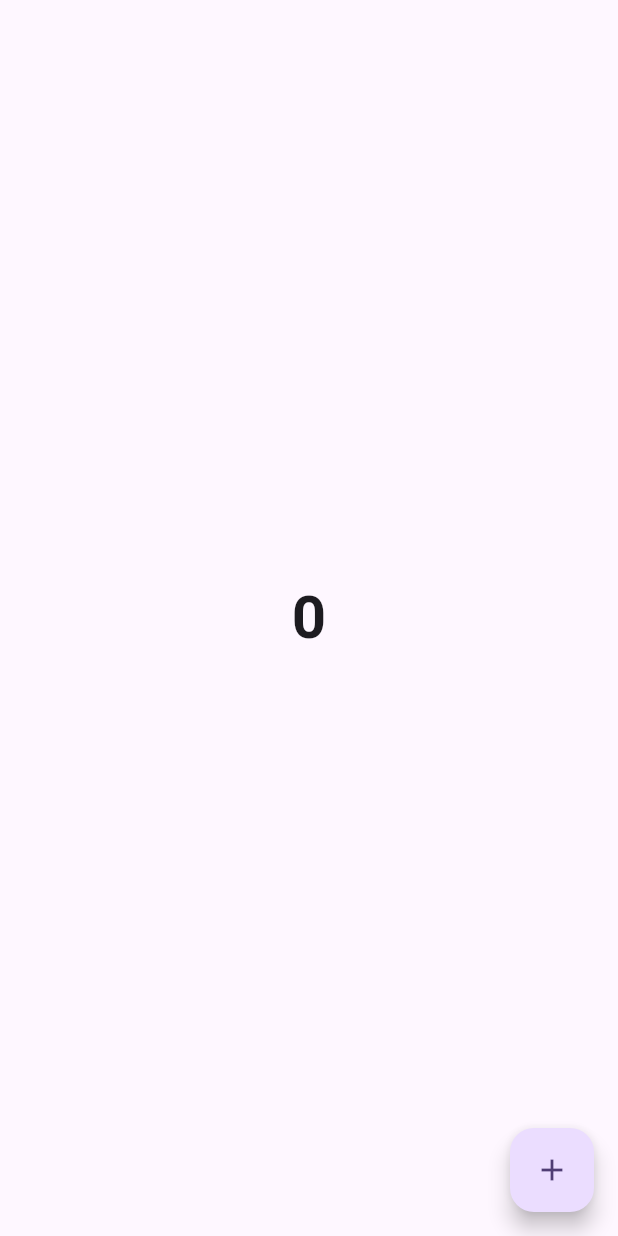
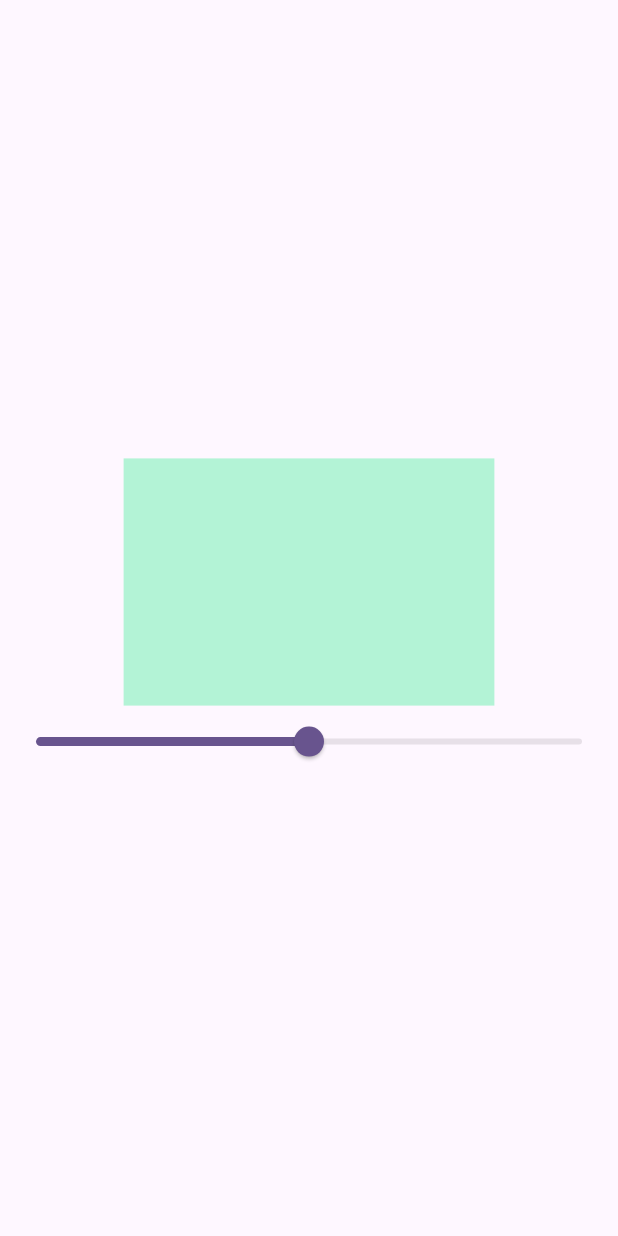
Before and after one commit to Engr-Zain-Ali/getx, a Flutter app: the screen it shows after launch, on a phone screen of 412 x 824 dp. Run offline on Flutter 3.47's test engine with Material 3 defaults, Android fonts, the phone set to English and light mode, and no system bars; our stand-ins replace get.

Commit message:
Slider_controller with container Example 2

```diff
--- a/lib/controller/counter_controller.dart
+++ b/lib/controller/counter_controller.dart
@@ -7,6 +7,4 @@ class CounterController extends GetxController{
     counter.value++;
    print(counter.value);
   }
-
-
 }
--- /dev/null
+++ b/lib/controller/opacity_controller.dart
@@ -0,0 +1,10 @@
+import 'package:get/get.dart';
+
+class opacityController extends GetxController{
+  RxDouble opacity = 0.5.obs;
+  OpacityController(double value){
+    opacity.value=value;
+    print(opacity.value);
+
+  }
+}
--- a/lib/main.dart
+++ b/lib/main.dart
@@ -6,6 +6,7 @@ import 'package:getx/views/Routes_Navigation/home.dart';
 import 'package:getx/views/Routes_Navigation/route_navigation.dart';
 import 'package:getx/views/alert_diolog.dart';
 import 'package:getx/views/reactive_statemanagement/counter_application.dart';
+import 'package:getx/views/slider_container.dart';
 import 'package:getx/views/snackbar_getx.dart';
 import 'package:getx/views/width_height_responciveness.dart';
 
@@ -26,7 +27,7 @@ class MyApp extends StatelessWidget {
         colorScheme: ColorScheme.fromSeed(seedColor: Colors.deepPurple),
         useMaterial3: true,
       ),
-      home:Counter(),
+      home:SliderContainer(),
       // getPages: [
       //   GetPage(name: "/5", page:()=>Home()),
       //   GetPage(name: "/1", page:()=>Route_Navigation()),
--- /dev/null
+++ b/lib/views/slider_container.dart
@@ -0,0 +1,45 @@
+import 'package:flutter/material.dart';
+import 'package:get/get.dart';
+import 'package:getx/controller/opacity_controller.dart';
+
+class SliderContainer extends StatefulWidget {
+  const SliderContainer({Key? key}) : super(key: key);
+
+  @override
+  _SliderContainerState createState() => _SliderContainerState();
+}
+
+class _SliderContainerState extends State<SliderContainer> {
+final opacityController zcontroller=Get.put(opacityController());
+
+  @override
+
+  Widget build(BuildContext context) {
+    print("Widget rebuild");
+    return Scaffold(
+      body: Column(
+        mainAxisAlignment: MainAxisAlignment.center,
+        children: [
+          Obx(() => Center(
+            child: Container(
+              width: Get.width * 0.6,
+              height: Get.height * 0.2,
+              color: Colors.greenAccent.withOpacity(zcontroller.opacity.value),
+            ),
+          ),),
+          Obx(() => Slider(
+            value: zcontroller.opacity.value,
+            onChanged: (value) {
+              zcontroller.OpacityController(value);
+              // setState(() {
+              //   opacity =value;
+              // });
+
+              print("Opacity Done!!");
+            },
+          ),),
+        ],
+      ),
+    );
+  }
+}
```
